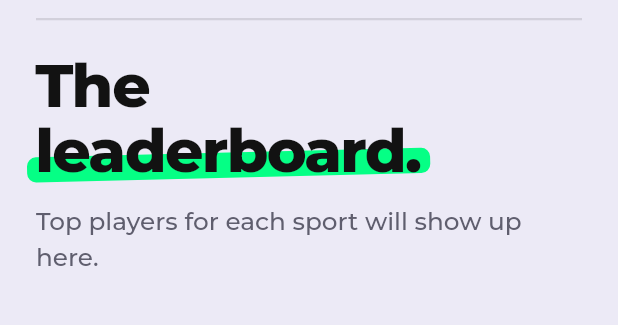
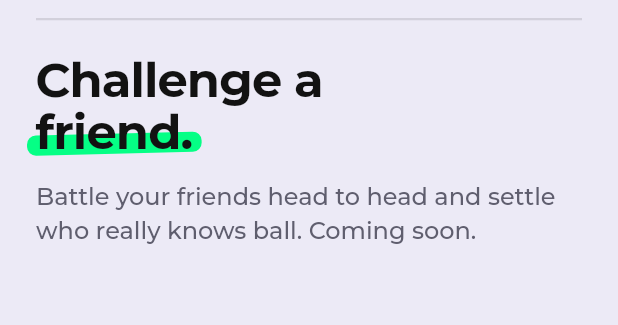
Before and after one commit to DavidOlatunji18/DoYouKnowBall, a Flutter app: the _ComingSoon screen opened directly, on a phone screen of 412 x 824 dp, the part 90-415 px from its top. Run offline on Flutter 3.47's test engine with Material 3 defaults, Android fonts, the light colour scheme and no system bars; our stand-ins replace dio, flutter_native_splash, flutter_secure_storage, go_router; accounts and stored records are empty; network calls fail.

Commit message:
Add Challenge tab placeholder and lighten typography

```diff
--- a/mobile/lib/router.dart
+++ b/mobile/lib/router.dart
@@ -18,7 +18,7 @@ const _signedOutRoutes = {'/welcome', '/signup', '/login'};
 /// signed-in players skip those and land on Home. Re-checked whenever the session
 /// changes, so logging in or out moves the player automatically.
 ///
-/// Signed-in screens live in three tabs (Home, Leaderboard, Profile) under
+/// Signed-in screens live in four tabs (Home, Challenge, Leaderboard, Profile) under
 /// a shared nav bar; the quiz opens full-screen on top of them.
 GoRouter createRouter(Session session) => GoRouter(
   initialLocation: '/splash',
@@ -73,6 +73,14 @@ GoRouter createRouter(Session session) => GoRouter(
         StatefulShellBranch(
           routes: [
             GoRoute(
+              path: '/challenge',
+              builder: (context, state) => const ChallengeScreen(),
+            ),
+          ],
+        ),
+        StatefulShellBranch(
+          routes: [
+            GoRoute(
               path: '/leaderboard',
               builder: (context, state) => const LeaderboardScreen(),
             ),
--- a/mobile/lib/screens/home_screen.dart
+++ b/mobile/lib/screens/home_screen.dart
@@ -39,14 +39,14 @@ class HomeScreen extends StatelessWidget {
                 child: Text.rich(
                   TextSpan(
                     text: 'Welcome ',
-                    style: funFont(30, weight: 600, height: 1.2),
+                    style: funFont(26, weight: 500, height: 1.2),
                     children: [
                       WidgetSpan(
                         alignment: PlaceholderAlignment.baseline,
                         baseline: TextBaseline.alphabetic,
                         child: OutlinedText(
                           '@$username',
-                          style: funFont(30, weight: 700, height: 1.2),
+                          style: funFont(26, weight: 600, height: 1.2),
                           strokeWidth: 4,
                         ),
                       ),
@@ -191,7 +191,7 @@ class _SportRow extends StatelessWidget {
           child: Column(
             crossAxisAlignment: CrossAxisAlignment.start,
             children: [
-              Text(name, style: appFont(24, weight: 800, letterSpacing: -0.5)),
+              Text(name, style: appFont(20, weight: 700, letterSpacing: -0.3)),
               const SizedBox(height: 4),
               Text(
                 blurb,
--- a/mobile/lib/screens/tab_screens.dart
+++ b/mobile/lib/screens/tab_screens.dart
@@ -5,6 +5,20 @@ import '../theme.dart';
 import '../widgets/brand_header.dart';
 import '../widgets/circle_back_button.dart';
 import '../widgets/marker_headline.dart';
+
+/// Challenge tab: head-to-head games against friends. Coming in a later version;
+/// the tab is here so the app is laid out around it from the start.
+class ChallengeScreen extends StatelessWidget {
+  const ChallengeScreen({super.key});
+
+  @override
+  Widget build(BuildContext context) => const _ComingSoon(
+    lead: 'Challenge a',
+    marked: 'friend.',
+    body:
+        'Battle your friends head to head and settle who really knows ball. Coming soon.',
+  );
+}
 
 /// Leaderboard tab, until its screen is built.
 class LeaderboardScreen extends StatelessWidget {
@@ -42,7 +56,7 @@ class QuizPlaceholderScreen extends StatelessWidget {
               const SizedBox(height: 12),
               Text(
                 'The quiz screen is next.',
-                style: appFont(16.5, weight: 500, color: AppColors.muted),
+                style: appFont(16, weight: 500, color: AppColors.muted),
               ),
               const Spacer(flex: 2),
             ],
@@ -76,10 +90,7 @@ class _ComingSoon extends StatelessWidget {
             const SizedBox(height: 22),
             MarkerHeadline(lead: lead, marked: marked),
             const SizedBox(height: 14),
-            Text(
-              body,
-              style: appFont(16.5, weight: 500, color: AppColors.muted),
-            ),
+            Text(body, style: appFont(16, weight: 500, color: AppColors.muted)),
           ],
         ),
       ),
--- a/mobile/lib/theme.dart
+++ b/mobile/lib/theme.dart
@@ -73,13 +73,13 @@ ThemeData buildTheme() {
           borderRadius: BorderRadius.circular(18),
           side: const BorderSide(color: AppColors.ink, width: 2),
         ),
-        textStyle: appFont(18, weight: 700),
+        textStyle: appFont(16, weight: 600),
       ),
     ),
     textButtonTheme: TextButtonThemeData(
       style: TextButton.styleFrom(
         foregroundColor: AppColors.ink,
-        textStyle: appFont(15, weight: 700),
+        textStyle: appFont(14.5, weight: 600),
       ),
     ),
   );
--- a/mobile/lib/widgets/app_nav_bar.dart
+++ b/mobile/lib/widgets/app_nav_bar.dart
@@ -22,6 +22,7 @@ class AppNavBar extends StatelessWidget {
 
   static const tabs = [
     NavItem('Home', Icons.home_rounded),
+    NavItem('Challenge', Icons.sports_mma_rounded),
     NavItem('Leaderboard', Icons.emoji_events_rounded),
     NavItem('Profile', Icons.person_rounded),
   ];
--- a/mobile/lib/widgets/auth_field.dart
+++ b/mobile/lib/widgets/auth_field.dart
@@ -72,7 +72,7 @@ class _AuthFieldState extends State<AuthField> {
       children: [
         Text(
           widget.label.toUpperCase(),
-          style: appFont(12, weight: 800, letterSpacing: 1.2),
+          style: appFont(12, weight: 700, letterSpacing: 1.2),
         ),
         const SizedBox(height: 8),
         AnimatedContainer(
@@ -114,7 +114,7 @@ class _AuthFieldState extends State<AuthField> {
               border: InputBorder.none,
               hintText: widget.hint,
               prefixText: widget.prefixText,
-              prefixStyle: appFont(17, weight: 700),
+              prefixStyle: appFont(17, weight: 600),
               hintStyle: appFont(
                 17,
                 color: AppColors.muted.withValues(alpha: 0.7),
--- a/mobile/lib/widgets/chunky_button.dart
+++ b/mobile/lib/widgets/chunky_button.dart
@@ -89,8 +89,8 @@ class _ChunkyButtonState extends State<ChunkyButton> {
               : Text(
                   widget.label,
                   style: appFont(
-                    widget.height < 54 ? 16 : 18,
-                    weight: 700,
+                    widget.height < 54 ? 15 : 16.5,
+                    weight: 600,
                     color: widget.textColor,
                   ),
                 ),
--- a/mobile/lib/widgets/marker_headline.dart
+++ b/mobile/lib/widgets/marker_headline.dart
@@ -12,7 +12,7 @@ class MarkerHeadline extends StatelessWidget {
 
   @override
   Widget build(BuildContext context) {
-    final style = appFont(40, weight: 800, height: 1.08, letterSpacing: -1.1);
+    final style = appFont(32, weight: 700, height: 1.1, letterSpacing: -0.6);
     final animate = !MediaQuery.disableAnimationsOf(context);
 
     return Semantics(
--- a/mobile/lib/widgets/mode_toggle.dart
+++ b/mobile/lib/widgets/mode_toggle.dart
@@ -62,7 +62,7 @@ class ModeToggle extends StatelessWidget {
                           duration: const Duration(milliseconds: 200),
                           style: appFont(
                             15.5,
-                            weight: i == selected ? 800 : 600,
+                            weight: i == selected ? 700 : 500,
                             color: i == selected
                                 ? AppColors.ink
                                 : AppColors.muted,
```
Also changed, not shown: mobile/lib/screens/categories_screen.dart (+5 -5 lines), mobile/lib/screens/profile_screen.dart (+7 -7 lines), mobile/lib/screens/welcome_screen.dart (+4 -4 lines), 2 other files.
